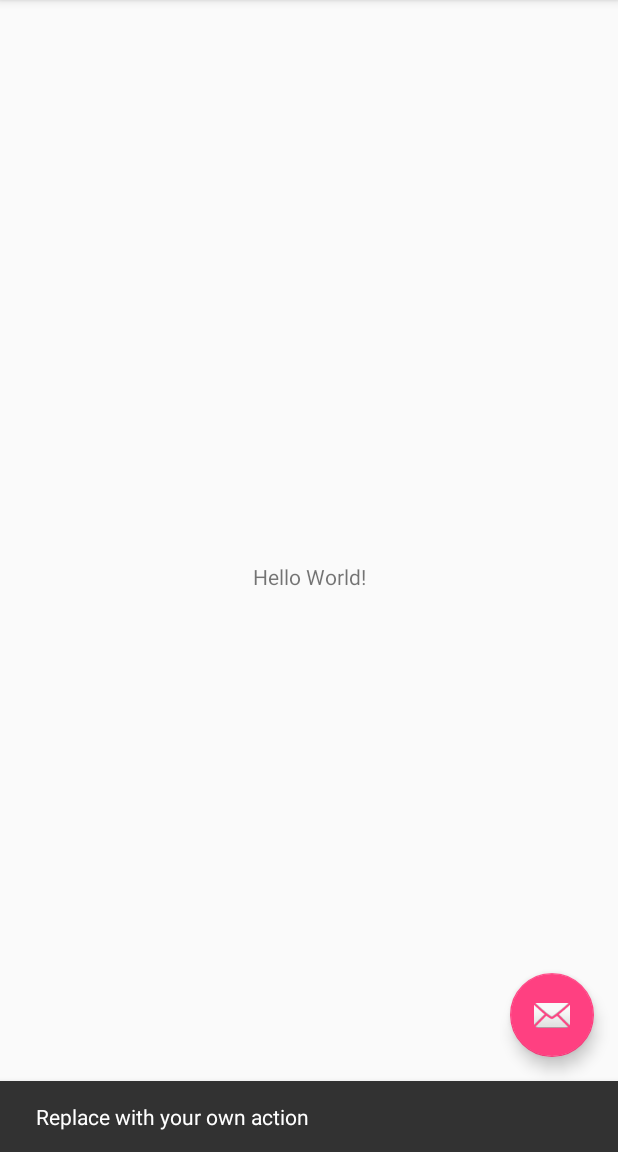
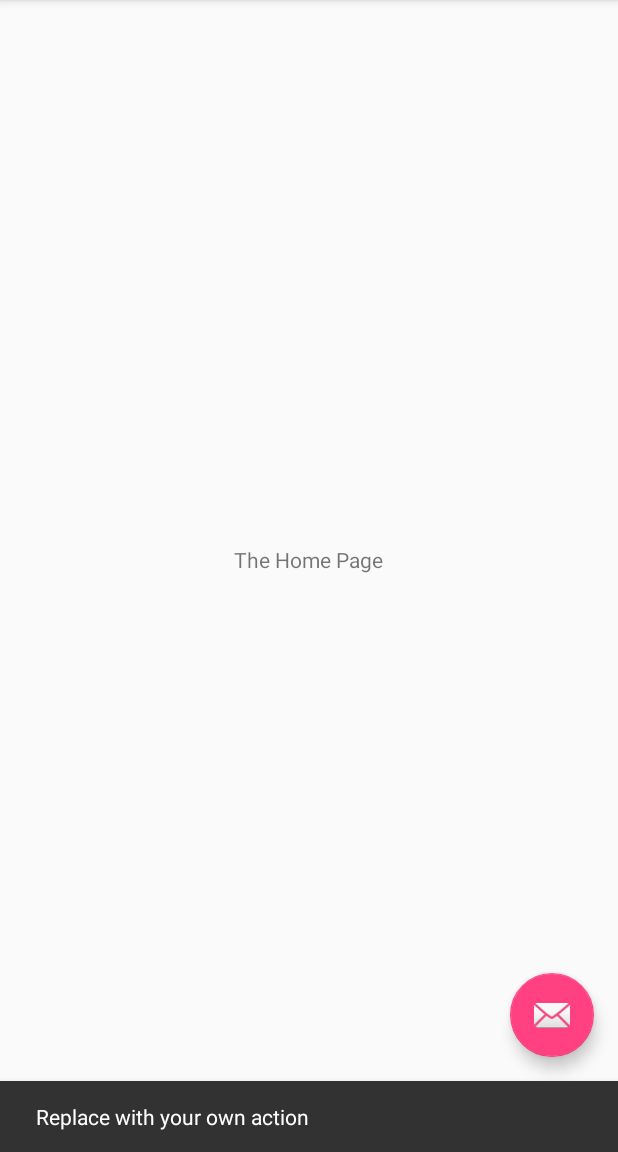
Before and after one commit to BackSH00TER/TravelApp, an Android app: the screen it shows after launch (MainActivity), after a tap on an icon or button, on a phone screen of 412 x 824 dp, the part 84-1236 px from its top. Run offline under Robolectric (Android 15) with nearby library versions, the phone set to English and light mode, and no system bars.

Commit message:
Added fragment placeholder and two fragments
content_main holds the FrameLayout (fragContainer)
Added Fragment for Browse and Home
Nav buttons switch these in and out

```diff
--- /dev/null
+++ b/TravelApp/app/src/main/java/com/example/travelapp/HomeFragment.java
@@ -0,0 +1,18 @@
+package com.example.travelapp;
+
+/**
+ * Created by ttyle on 3/21/2017.
+ */
+import android.support.v4.app.Fragment;
+import android.os.Bundle;
+import android.view.LayoutInflater;
+import android.view.View;
+import android.view.ViewGroup;
+
+public class HomeFragment extends Fragment{
+    @Override
+    public View onCreateView(LayoutInflater inflater,ViewGroup container, Bundle savedInstanceState) {
+        View view = inflater.inflate(R.layout.fragment_home, container, false);
+        return view;
+    }
+}
--- a/TravelApp/app/src/main/java/com/example/travelapp/MainActivity.java
+++ b/TravelApp/app/src/main/java/com/example/travelapp/MainActivity.java
@@ -3,6 +3,9 @@ package com.example.travelapp;
 import android.os.Bundle;
 import android.support.design.widget.FloatingActionButton;
 import android.support.design.widget.Snackbar;
+import android.support.v4.app.Fragment;
+import android.support.v4.app.FragmentManager;
+import android.support.v4.app.FragmentTransaction;
 import android.view.View;
 import android.support.design.widget.NavigationView;
 import android.support.v4.view.GravityCompat;
@@ -40,6 +43,10 @@ public class MainActivity extends AppCompatActivity
 
         NavigationView navigationView = (NavigationView) findViewById(R.id.nav_view);
         navigationView.setNavigationItemSelectedListener(this);
+
+        //Start the fragment loaded on the home fragment
+        switchFragment(new HomeFragment());
+
     }
 
     @Override
@@ -74,15 +81,20 @@ public class MainActivity extends AppCompatActivity
         return super.onOptionsItemSelected(item);
     }
 
+    //When a nav item is selected, load the corresponding fragment
     @SuppressWarnings("StatementWithEmptyBody")
     @Override
     public boolean onNavigationItemSelected(MenuItem item) {
         // Handle navigation view item clicks here.
         int id = item.getItemId();
 
-        if (id == R.id.nav_camera) {
+        if (id == R.id.nav_browse) {
             // Handle the camera action
-        } else if (id == R.id.nav_gallery) {
+            switchFragment(new BrowseFragment());
+        } else if(id == R.id.nav_home) {
+            switchFragment(new HomeFragment());
+
+        } else if (id == R.id.nav_upload) {
 
         } else if (id == R.id.nav_slideshow) {
 
@@ -98,4 +110,17 @@ public class MainActivity extends AppCompatActivity
         drawer.closeDrawer(GravityCompat.START);
         return true;
     }
+
+    //Loads the corresponding fragment
+    //Creates the fragment manager and fragment transcation
+    //Replace the fragContainer with the current fragment
+    //Add the fragment string to the stack (allows user to use back button on phone to go back)
+    //Commit the fragment transcation
+    public void switchFragment(Fragment fragment) {
+        FragmentManager fragmentManager = getSupportFragmentManager();
+        FragmentTransaction fragmentTransaction = fragmentManager.beginTransaction();
+        fragmentTransaction.replace(R.id.fragContainer, fragment, fragment.toString());
+        fragmentTransaction.addToBackStack(fragment.toString());
+        fragmentTransaction.commit();
+    }
 }
--- a/TravelApp/app/src/main/res/layout/content_main.xml
+++ b/TravelApp/app/src/main/res/layout/content_main.xml
@@ -8,13 +8,20 @@
     tools:context="com.example.travelapp.MainActivity"
     tools:showIn="@layout/app_bar_main">
 
-    <TextView
-        android:layout_width="wrap_content"
-        android:layout_height="wrap_content"
-        android:text="Hello World!"
+    <FrameLayout
+        android:id="@+id/fragContainer"
+        android:layout_width="0dp"
+        android:layout_height="482dp"
+        android:layout_marginBottom="4dp"
+        android:layout_marginLeft="4dp"
+        android:layout_marginRight="4dp"
+        android:layout_marginTop="4dp"
         app:layout_constraintBottom_toBottomOf="parent"
         app:layout_constraintLeft_toLeftOf="parent"
         app:layout_constraintRight_toRightOf="parent"
-        app:layout_constraintTop_toTopOf="parent" />
+        app:layout_constraintTop_toTopOf="parent"
+        app:layout_constraintVertical_bias="0.461">
+
+    </FrameLayout>
 
 </android.support.constraint.ConstraintLayout>
--- /dev/null
+++ b/TravelApp/app/src/main/res/layout/fragment_home.xml
@@ -0,0 +1,12 @@
+<?xml version="1.0" encoding="utf-8"?>
+<RelativeLayout xmlns:android="http://schemas.android.com/apk/res/android"
+    android:layout_width="match_parent" android:layout_height="match_parent">
+
+    <TextView
+        android:id="@+id/textView3"
+        android:layout_width="wrap_content"
+        android:layout_height="wrap_content"
+        android:layout_centerHorizontal="true"
+        android:layout_centerVertical="true"
+        android:text="The Home Page" />
+</RelativeLayout>
--- a/TravelApp/app/src/main/res/menu/activity_main_drawer.xml
+++ b/TravelApp/app/src/main/res/menu/activity_main_drawer.xml
@@ -7,13 +7,13 @@
             android:icon="@drawable/ic_home_black_24dp"
             android:title="Home" />
         <item
-            android:id="@+id/nav_camera"
-            android:icon="@drawable/ic_menu_camera"
-            android:title="Import" />
+            android:id="@+id/nav_browse"
+            android:icon="@drawable/ic_menu_gallery"
+            android:title="Browse" />
         <item
-            android:id="@+id/nav_gallery"
+            android:id="@+id/nav_upload"
             android:icon="@drawable/ic_menu_gallery"
-            android:title="Gallery" />
+            android:title="Upload" />
         <item
             android:id="@+id/nav_slideshow"
             android:icon="@drawable/ic_menu_slideshow"
```
Also changed, not shown: TravelApp/app/src/main/java/com/example/travelapp/BrowseFragment.java (added, +19 -0 lines), TravelApp/app/src/main/res/layout/fragment_browse.xml (added, +12 -0 lines).
